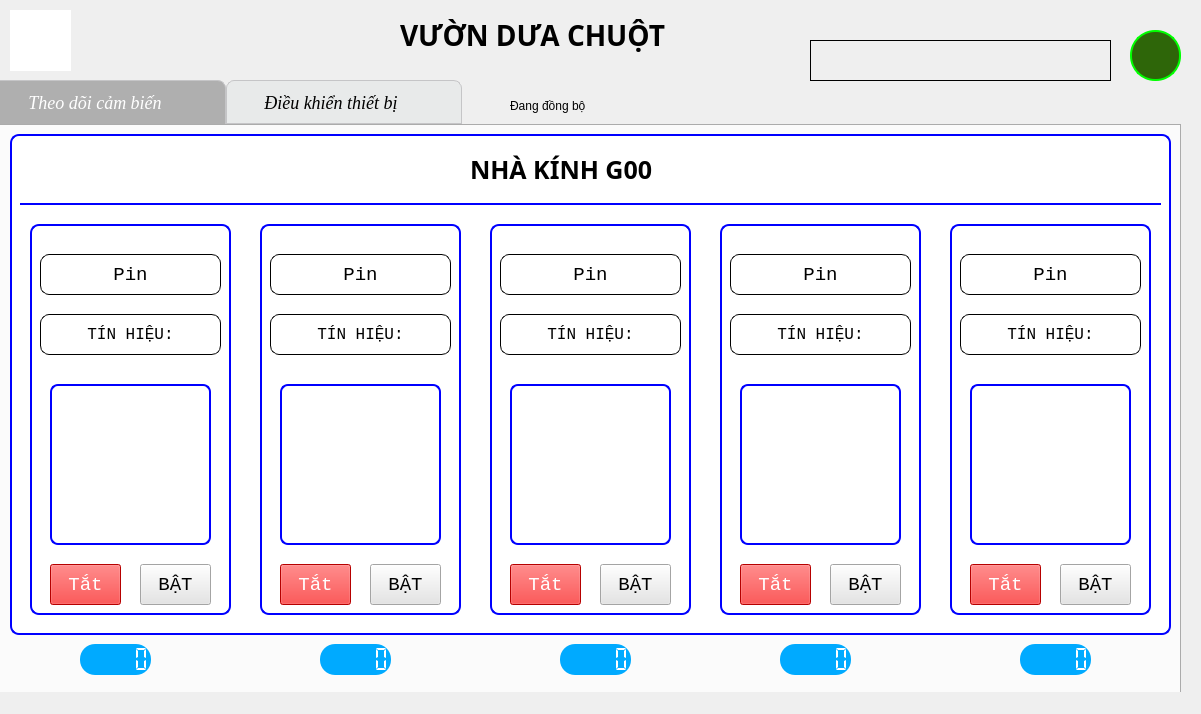
Old version of the form Source/guis/main.ui in the repository phamvanphuckks/SMART_FARMV1.
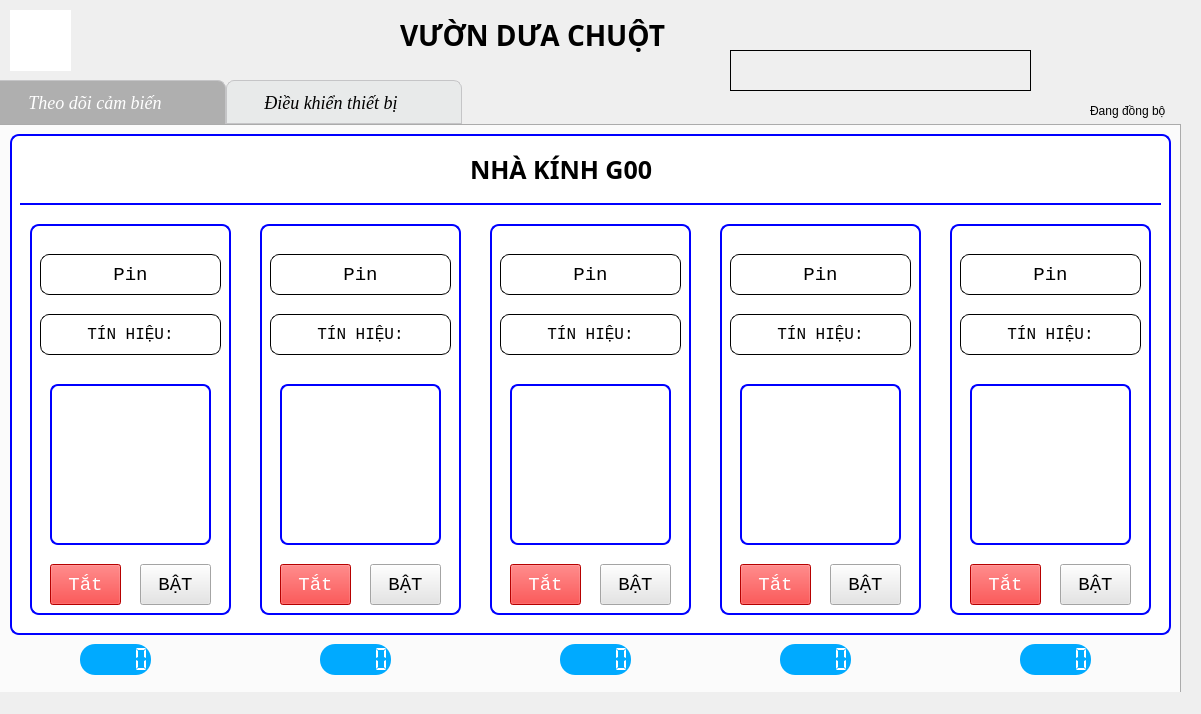
New version of the form. Icons and pictures are not drawn.

```diff
--- a/Source/guis/main.ui
+++ b/Source/guis/main.ui
@@ -48,8 +48,8 @@
    <widget class="QLabel" name="lbl_internet">
     <property name="geometry">
      <rect>
-      <x>810</x>
-      <y>40</y>
+      <x>730</x>
+      <y>50</y>
       <width>301</width>
       <height>41</height>
      </rect>
@@ -4723,43 +4723,13 @@
      <bool>false</bool>
     </property>
    </widget>
-   <widget class="QLabel" name="lbl_C_6">
-    <property name="geometry">
-     <rect>
-      <x>1130</x>
-      <y>30</y>
-      <width>51</width>
-      <height>51</height>
-     </rect>
-    </property>
-    <property name="font">
-     <font>
-      <family>Courier New</family>
-      <pointsize>16</pointsize>
-     </font>
-    </property>
-    <property name="styleSheet">
-     <string notr="true">border-radius:25px;
-border: 2px solid rgb(0, 255, 0);
-background-color: rgb(46, 102, 9);</string>
-    </property>
-    <property name="frameShape">
-     <enum>QFrame::Box</enum>
-    </property>
-    <property name="text">
-     <string/>
-    </property>
-    <property name="alignment">
-     <set>Qt::AlignLeading|Qt::AlignLeft|Qt::AlignVCenter</set>
-    </property>
-   </widget>
    <widget class="QLabel" name="label_2">
     <property name="geometry">
      <rect>
-      <x>510</x>
+      <x>1090</x>
       <y>80</y>
       <width>91</width>
-      <height>51</height>
+      <height>61</height>
      </rect>
     </property>
     <property name="styleSheet">
@@ -4769,6 +4739,22 @@
      <string>Đang đồng bộ</string>
     </property>
    </widget>
+   <widget class="QLabel" name="label_12">
+    <property name="geometry">
+     <rect>
+      <x>1080</x>
+      <y>10</y>
+      <width>101</width>
+      <height>81</height>
+     </rect>
+    </property>
+    <property name="text">
+     <string/>
+    </property>
+    <property name="pixmap">
+     <pixmap>../icons/Backup.png</pixmap>
+    </property>
+   </widget>
   </widget>
   <widget class="QStatusBar" name="statusbar"/>
  </widget>
```
Left out of the diff: 6 changed lines with no effect on the pictures.
